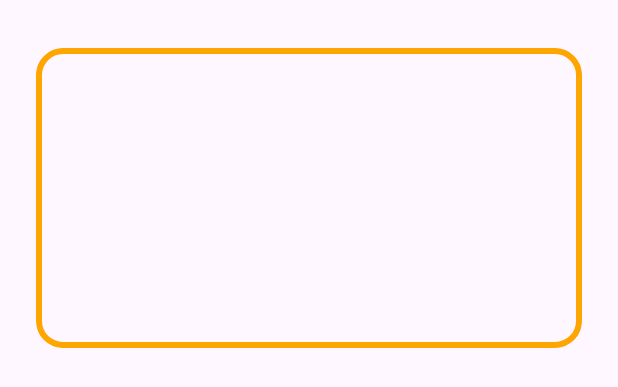
After one commit to Vora-Namra/QuickShop, an Android app: the layout item_deal.xml on its own in the app's theme, with its tools: preview values and no code run, on a phone screen of 412 x 824 dp. The commit adds this screen. Shown: the top 387 px of the screen. Run offline under Robolectric (Android 15) with nearby library versions, the phone set to English and light mode, and no system bars.

Commit message:
added a slider of deals with Ui design

```diff
--- /dev/null
+++ b/app/src/main/res/drawable/rounded_image_view.xml
@@ -0,0 +1,12 @@
+<?xml version="1.0" encoding="utf-8"?>
+<layer-list xmlns:android="http://schemas.android.com/apk/res/android">
+    <item>
+        <shape android:shape="rectangle">
+            <corners android:radius="16dp" /> <!-- Rounded corners -->
+            <solid android:color="@android:color/transparent" /> <!-- Transparent fill for the image -->
+            <stroke
+                android:width="4dp"
+            android:color="#FFA500" /> <!-- Orange border color -->
+        </shape>
+    </item>
+</layer-list>
--- /dev/null
+++ b/app/src/main/res/layout/item_deal.xml
@@ -0,0 +1,23 @@
+<?xml version="1.0" encoding="utf-8"?>
+<androidx.constraintlayout.widget.ConstraintLayout xmlns:android="http://schemas.android.com/apk/res/android"
+    android:layout_width="match_parent"
+    android:layout_height="wrap_content"
+    xmlns:app="http://schemas.android.com/apk/res-auto"
+    android:padding="16dp"
+    android:layout_marginTop="8dp"
+    android:layout_marginBottom="8dp">
+
+    <ImageView
+        android:id="@+id/image_view_deal"
+        android:layout_width="0dp"
+        android:layout_height="200dp"
+    android:layout_margin="8dp"
+    android:scaleType="centerCrop"
+    android:contentDescription="@string/deal_image"
+    android:background="@drawable/rounded_image_view"
+    android:clipToOutline="true"
+    app:layout_constraintTop_toTopOf="parent"
+    app:layout_constraintStart_toStartOf="parent"
+    app:layout_constraintEnd_toEndOf="parent" />
+
+</androidx.constraintlayout.widget.ConstraintLayout>
--- a/app/src/main/res/values/strings.xml
+++ b/app/src/main/res/values/strings.xml
@@ -2,4 +2,5 @@
     <string name="app_name">QuickShop</string>
     <string name="product_image">Product Image</string>
     <string name="logo_desc">QuickShop</string>
+    <string name="deal_image">DealImages\n</string>
 </resources>
```
Also changed, not shown: app/src/main/AndroidManifest.xml (+11 -8 lines), app/src/main/java/com/example/ecommerceapp/DealsAdapter.java (added, +47 -0 lines), app/src/main/java/com/example/ecommerceapp/HomeFragment.java (+18 -0 lines), app/src/main/res/layout/fragment_home.xml (+11 -2 lines), app/src/main/res/drawable/deal1.jpeg (added), app/src/main/res/drawable/deal2.jpg (added), app/src/main/res/drawable/deal3.jpg (added), 1 other file.
